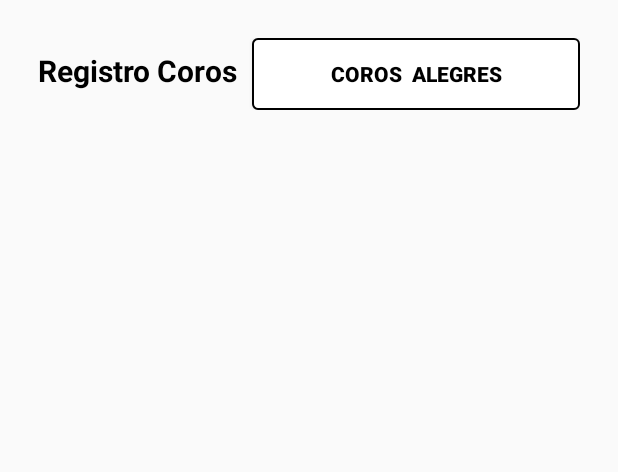
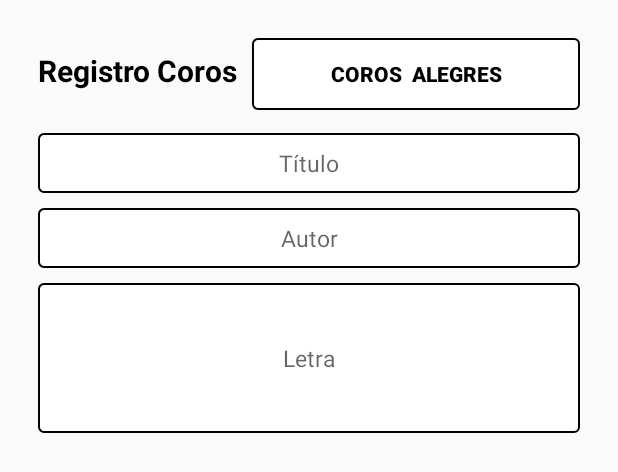
Before and after one commit to rivas25/Himnario, an Android app: the layout activity_coros_ado.xml on its own in the app's theme, with its tools: preview values and no code run, on a phone screen of 412 x 824 dp. Shown: the top 472 px of the screen. Run offline under Robolectric (Android 15) with nearby library versions, the phone set to English and light mode, and no system bars.

Commit message:
Subiendo dos EditText en la activity coros ado

```diff
--- a/app/src/main/res/layout/activity_coros_ado.xml
+++ b/app/src/main/res/layout/activity_coros_ado.xml
@@ -36,6 +36,39 @@
             android:onClick="coroale"
             />
     </LinearLayout>
+    <EditText
+        android:id="@+id/ettituloca"
+        android:layout_width="match_parent"
+        android:layout_height="wrap_content"
+        android:textAlignment="center"
+        android:textSize="15dp"
+        android:hint="Título"
+        android:inputType="text"
+        android:background="@drawable/etestilo"
+        android:layout_marginTop="15dp"
+        />
+
+    <EditText
+        android:id="@+id/etautorca"
+        android:layout_width="match_parent"
+        android:layout_height="wrap_content"
+        android:textAlignment="center"
+        android:textSize="15dp"
+        android:hint="Autor"
+        android:layout_marginTop="10dp"
+        android:inputType="text"
+        android:background="@drawable/etestilo"/>
+
+    <EditText
+        android:id="@+id/etletraca"
+        android:layout_width="match_parent"
+        android:layout_height="100dp"
+        android:textAlignment="center"
+        android:textSize="15dp"
+        android:hint="Letra"
+        android:layout_marginTop="10dp"
+        android:background="@drawable/etestilo"/>
+
 
 
 
```
